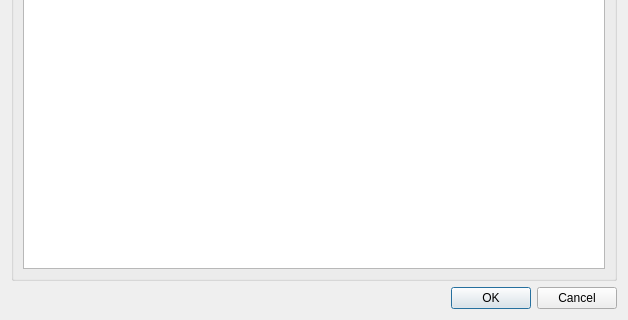
peter-kolenic/QGIS, file python/plugins/db_manager/ui/DlgPushTableDifferences.ui: the form before one commit; both pictures show x 0 to 628 and y 255 to 575 of the 628 by 575 pixel window.
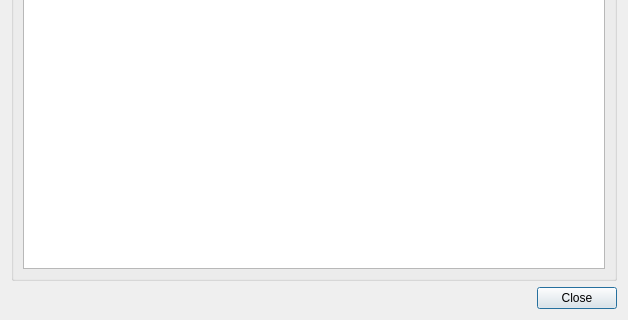
The form after the commit.

Commit message: ui changes (check,sync(disabled until check),close; db connect error fix; sync function

Patch:
```diff
--- a/python/plugins/db_manager/ui/DlgPushTableDifferences.ui
+++ b/python/plugins/db_manager/ui/DlgPushTableDifferences.ui
@@ -101,7 +101,7 @@
       <enum>Qt::Horizontal</enum>
      </property>
      <property name="standardButtons">
-      <set>QDialogButtonBox::Cancel|QDialogButtonBox::Ok</set>
+      <set>QDialogButtonBox::Close</set>
      </property>
     </widget>
    </item>
```
Left out of the diff: 19 changed lines with no effect on the pictures. The commit also changes 1 other file.
